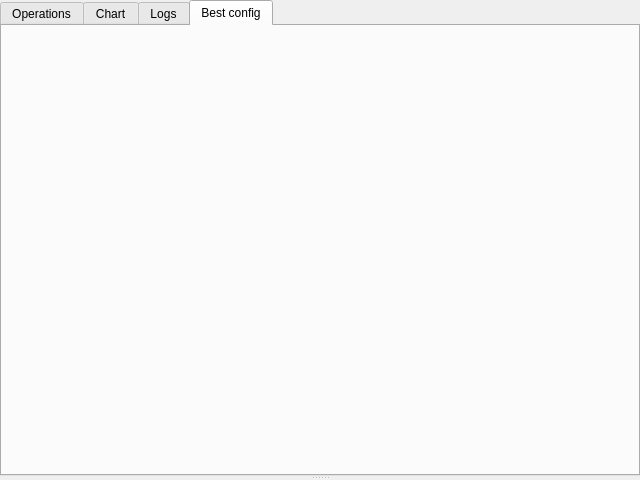
Old version of the form app/src/widgets/decisionmakerwidget/decisionmakerwidget.ui in the repository Gris87/TInvestor.
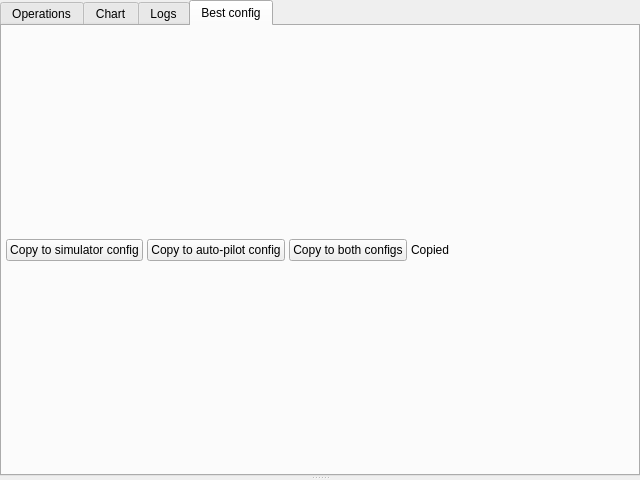
New version of the form. The open tabs and pages were chosen to show the change. Custom widgets are drawn as their Qt base class.

Commit message: Apply best config

```diff
--- a/app/src/widgets/decisionmakerwidget/decisionmakerwidget.ui
+++ b/app/src/widgets/decisionmakerwidget/decisionmakerwidget.ui
@@ -272,6 +272,51 @@
               </property>
              </layout>
             </item>
+            <item>
+             <layout class="QHBoxLayout" name="horizontalLayout_2">
+              <item>
+               <widget class="QPushButton" name="copyToSimulatorConfigButton">
+                <property name="text">
+                 <string>Copy to simulator config</string>
+                </property>
+               </widget>
+              </item>
+              <item>
+               <widget class="QPushButton" name="copyToAutoPilotConfigButton">
+                <property name="text">
+                 <string>Copy to auto-pilot config</string>
+                </property>
+               </widget>
+              </item>
+              <item>
+               <widget class="QPushButton" name="copyToBothConfigsButton">
+                <property name="text">
+                 <string>Copy to both configs</string>
+                </property>
+               </widget>
+              </item>
+              <item>
+               <widget class="QLabel" name="copiedLabel">
+                <property name="text">
+                 <string>Copied</string>
+                </property>
+               </widget>
+              </item>
+              <item>
+               <spacer name="horizontalSpacer_2">
+                <property name="orientation">
+                 <enum>Qt::Orientation::Horizontal</enum>
+                </property>
+                <property name="sizeHint" stdset="0">
+                 <size>
+                  <width>40</width>
+                  <height>20</height>
+                 </size>
+                </property>
+               </spacer>
+              </item>
+             </layout>
+            </item>
            </layout>
           </widget>
          </widget>
```
The commit also changes 7 other files.
